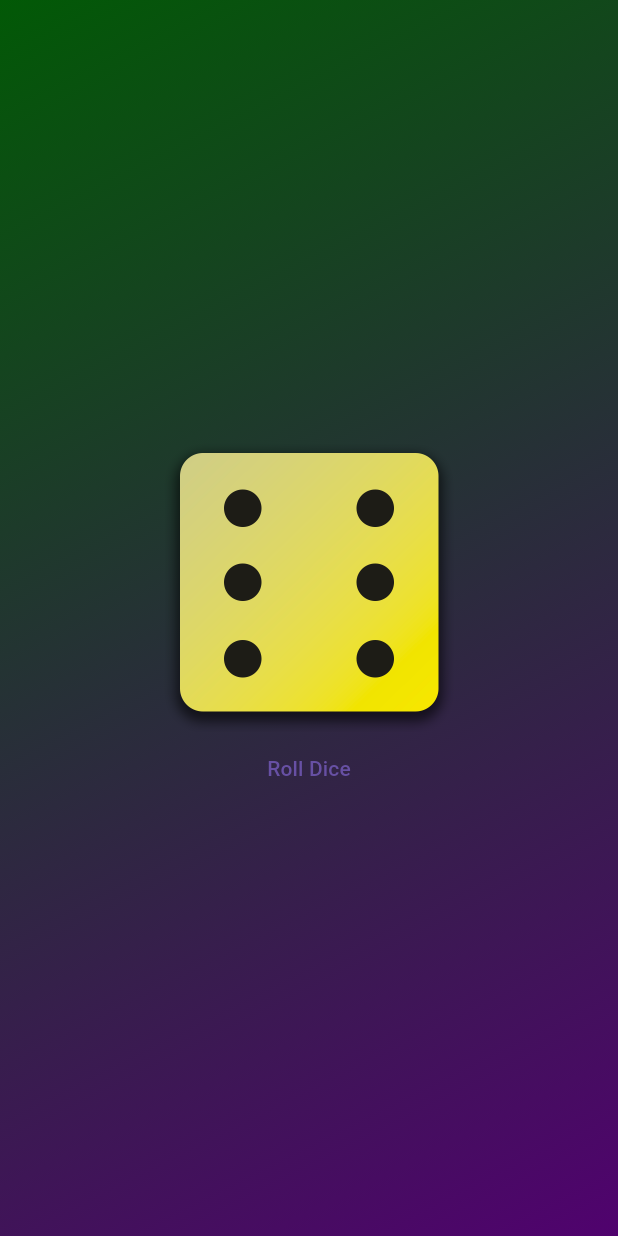
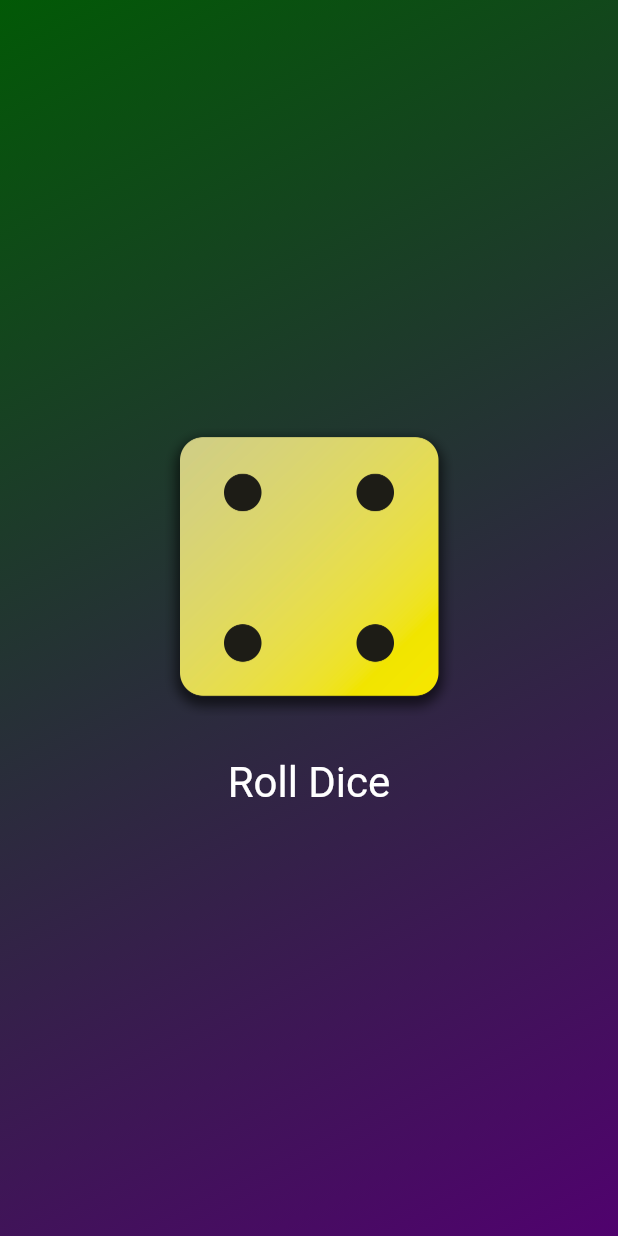
Before and after one commit to rai0910/flutter_projects, a Flutter app: the screen it shows after launch, after a tap on "Roll Dice", on a phone screen of 412 x 824 dp. Run offline on Flutter 3.47's test engine with Material 3 defaults, Android fonts, the phone set to English and light mode, and no system bars.

```diff
--- a/second_app/lib/gradiant_container.dart
+++ b/second_app/lib/gradiant_container.dart
@@ -4,17 +4,18 @@ var startAllignment = Alignment.topLeft;
 var endAllignment = Alignment.bottomRight;
 
 class GradiantContainer extends StatelessWidget {
-  const GradiantContainer(this.color1, this.color2, {super.key});
+   GradiantContainer(this.color1, this.color2, {super.key});
 
-  const GradiantContainer.purple({super.key})
+   GradiantContainer.purple({super.key})
       : color1 = Colors.deepPurple,
         color2 = Colors.indigo;
 
   final Color color1;
   final Color color2;
+  var  activeDiceImage = 'assets/images/dice-4.png';
 
-  void rollDice(){
-    //...
+  void rollDice() {
+    activeDiceImage = 'assets/images/dice-2.png';
   }
 
   @override
@@ -28,14 +29,23 @@ class GradiantContainer extends StatelessWidget {
       ))),
       child: Center(
           child: Column(
-            mainAxisSize: MainAxisSize.min,
+        mainAxisSize: MainAxisSize.min,
         children: [
           Image.asset(
-            'assets/images/dice-6.png',
+            activeDiceImage,
             width: 200,
           ),
+          const SizedBox(height: 20,),
           TextButton(
             onPressed: rollDice,
+            style: TextButton.styleFrom(
+                // padding: const EdgeInsets.only(
+                //   top: 20,
+                // ),
+                foregroundColor: Colors.white,
+                textStyle: const TextStyle(
+                  fontSize: 28,
+                )),
             child: const Text('Roll Dice'),
           )
         ],
--- a/second_app/lib/main.dart
+++ b/second_app/lib/main.dart
@@ -3,12 +3,12 @@ import 'package:second_app/gradiant_container.dart';
 
 void main() {
   runApp(
-    const MaterialApp(
+     MaterialApp(
       home: Scaffold(
         backgroundColor: Colors.red,
         body: GradiantContainer(
-            Color.fromARGB(255, 2, 89, 6),
-            Color.fromARGB(255, 80, 2, 110)
+          const  Color.fromARGB(255, 2, 89, 6),
+          const  Color.fromARGB(255, 80, 2, 110)
             ),
       ),
     ),
```
